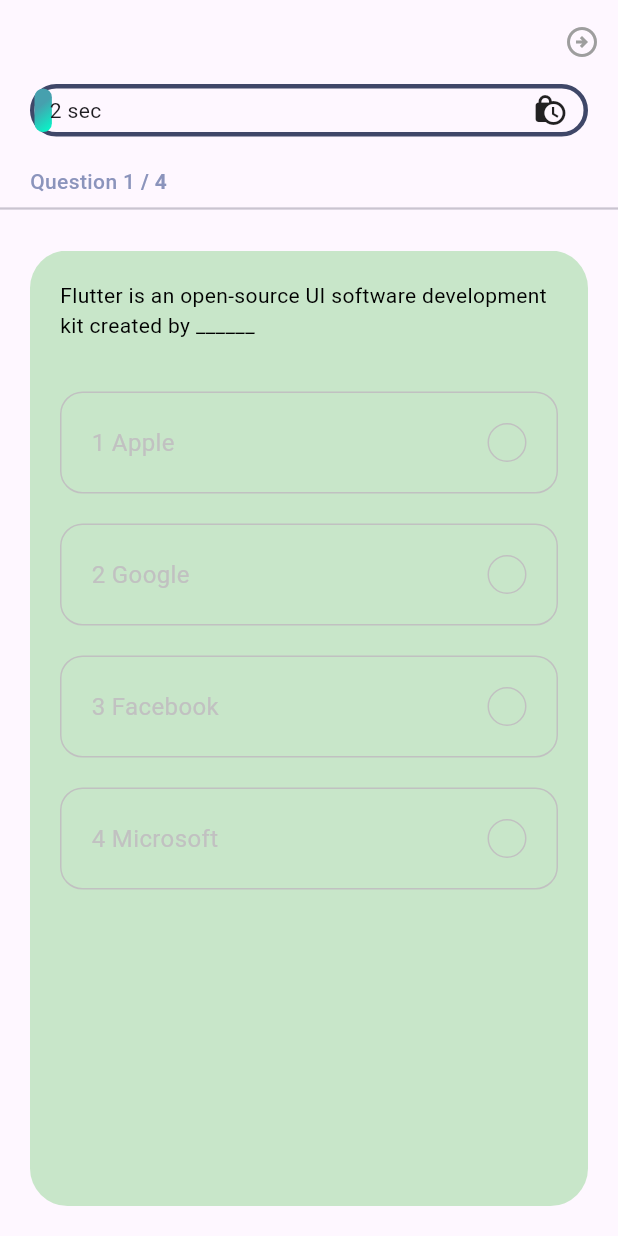
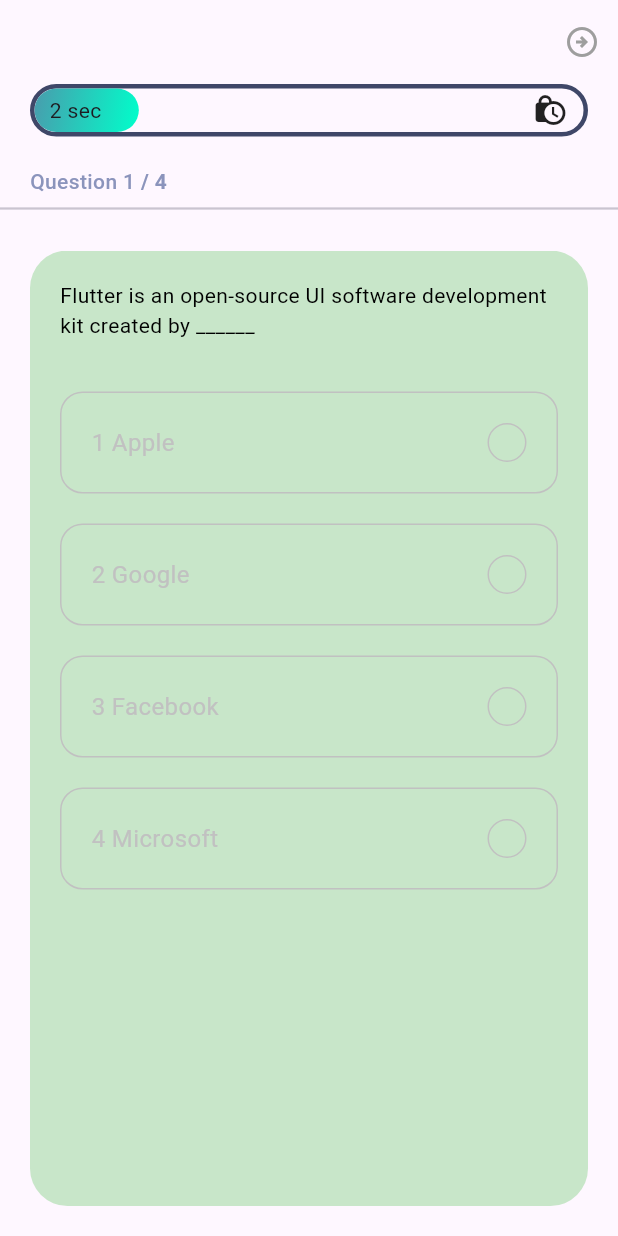
Before and after one commit to viethuynh98/flutter_CK, a Flutter app: the QuizPage screen opened directly, on a phone screen of 412 x 824 dp. Run offline on Flutter 3.47's test engine with Material 3 defaults, Android fonts, the phone set to English and light mode, and no system bars; our stand-ins replace animated_splash_screen, get, page_transition, shared_preferences; accounts and stored records are empty.

Commit message:
+ add progress bar duration constant

```diff
--- a/lib/components/progress_bar.dart
+++ b/lib/components/progress_bar.dart
@@ -28,7 +28,7 @@ class ProgressBar extends StatelessWidget {
                               constraints.maxWidth * controller.animation.value,
                           decoration: BoxDecoration(
                               gradient: kPrimaryGradient,
-                              borderRadius: BorderRadius.circular(50.0)),
+                              borderRadius: BorderRadius.circular(40.0)),
                         )),
                 Positioned.fill(
                     child: Padding(
@@ -37,7 +37,7 @@ class ProgressBar extends StatelessWidget {
                   child: Row(
                     mainAxisAlignment: MainAxisAlignment.spaceBetween,
                     children: [
-                      Text("${(controller.animation.value * 60).round()} sec"),
+                      Text("${(controller.animation.value * progressBarDuration).round()} sec"),
                       const Icon(Icons.lock_clock),
                     ],
                   ),
--- a/lib/constants.dart
+++ b/lib/constants.dart
@@ -13,3 +13,5 @@ const kPrimaryGradient = LinearGradient(
 const double kDefaultPadding = 20.0;
 
 const int nextPageDuration = 1;
+
+const int progressBarDuration = 10;
--- a/lib/controller/question_controller.dart
+++ b/lib/controller/question_controller.dart
@@ -62,7 +62,7 @@ class QuestionController extends GetxController
   void onInit() {
     super.onInit();
     _animationController =
-        AnimationController(duration: const Duration(seconds: 60), vsync: this);
+        AnimationController(duration: const Duration(seconds: progressBarDuration), vsync: this);
     _animation = Tween(begin: 0.0, end: 1.0).animate(_animationController)
       ..addListener(() {
         update();
--- a/lib/pages/splash_page.dart
+++ b/lib/pages/splash_page.dart
@@ -18,7 +18,7 @@ class _SplashPageState extends State<SplashPage> {
   bool isLogin = false;
   @override
   void initState() {
-    getValidationData();
+    // getValidationData();
     super.initState();
   }
 
```
